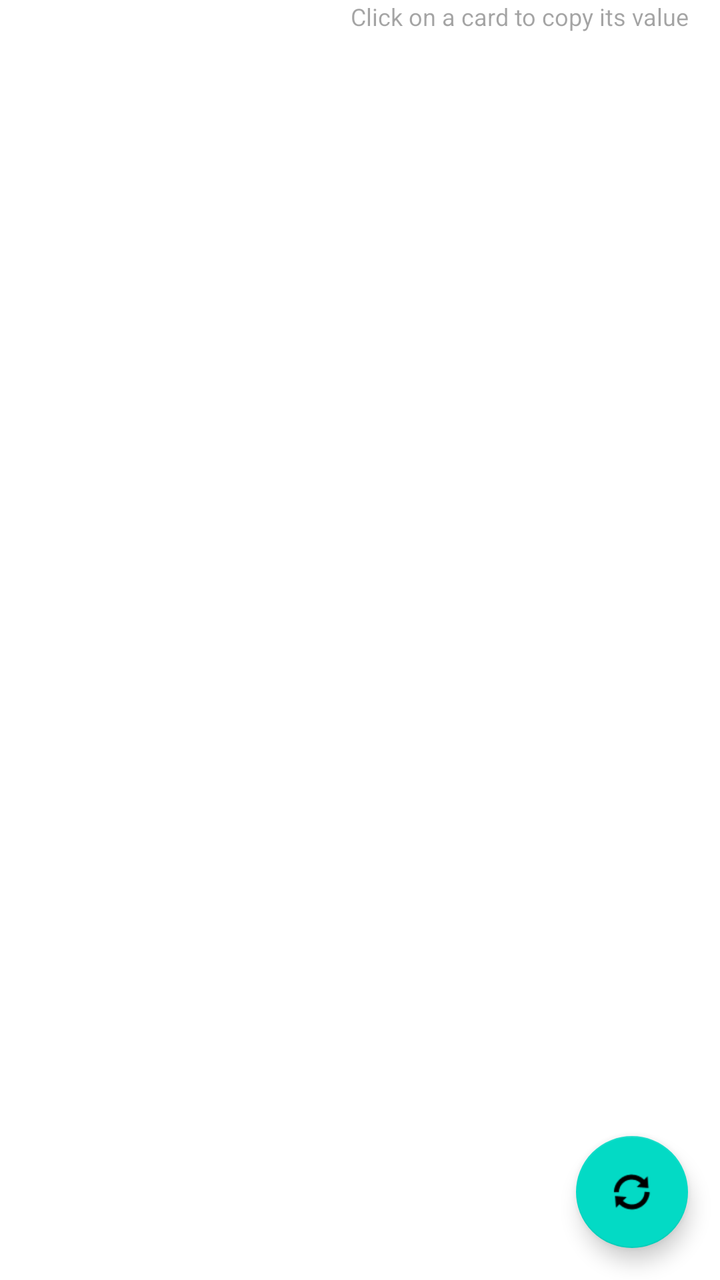
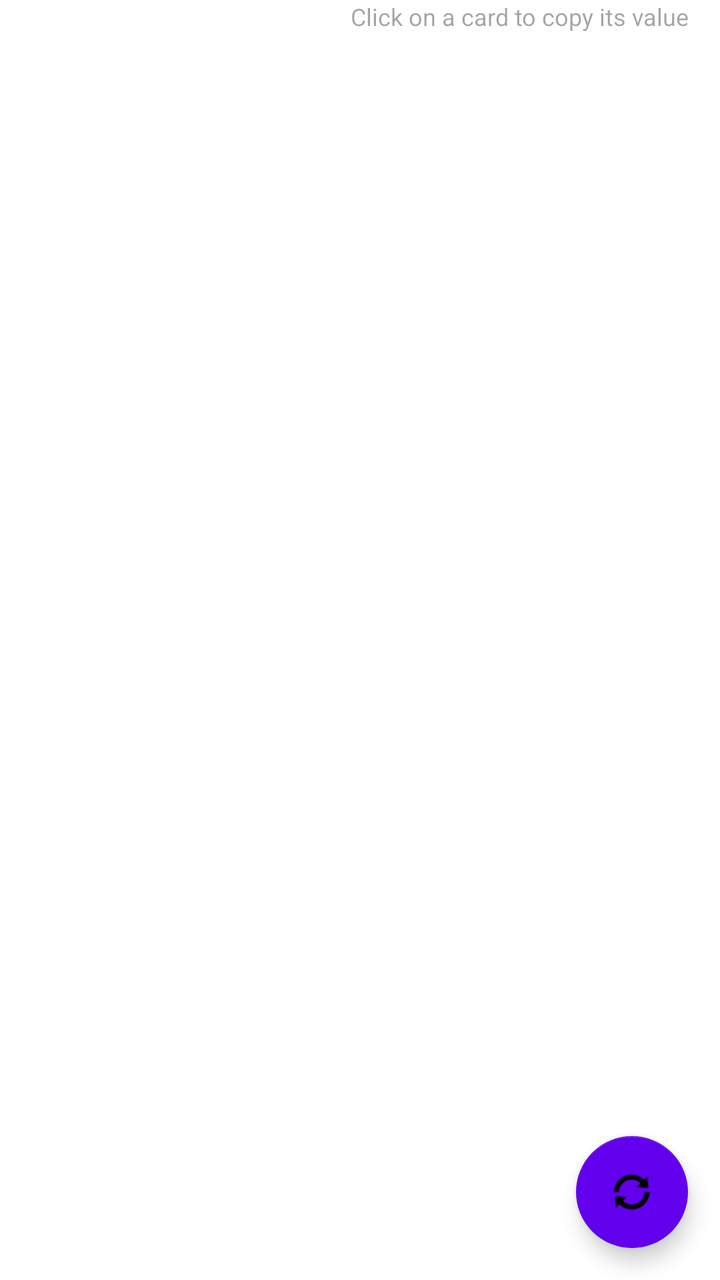

The first picture is an Android layout as it rendered before a commit; the second is the same layout after the commit. The layout source and the unified diff follow.
<!-- AndroidManifest.xml: application theme Theme.GeoLocator -->
<!-- res/layout/activity_main.xml -->
<?xml version="1.0" encoding="utf-8"?>
<androidx.constraintlayout.widget.ConstraintLayout xmlns:android="http://schemas.android.com/apk/res/android"
    xmlns:app="http://schemas.android.com/apk/res-auto"
    xmlns:tools="http://schemas.android.com/tools"
    android:id="@+id/main"
    android:layout_width="match_parent"
    android:layout_height="match_parent"
    tools:context=".MainActivity">

    <ProgressBar
        android:id="@+id/pb"
        android:layout_width="wrap_content"
        android:layout_height="wrap_content"
        app:layout_constraintBottom_toBottomOf="parent"
        app:layout_constraintEnd_toEndOf="parent"
        app:layout_constraintStart_toStartOf="parent"
        app:layout_constraintTop_toTopOf="parent" />

    <androidx.recyclerview.widget.RecyclerView
        android:id="@+id/rv_cards"
        android:layout_width="match_parent"
        android:layout_height="wrap_content"
        app:layout_constraintEnd_toEndOf="parent"
        app:layout_constraintStart_toStartOf="parent"
        app:layout_constraintTop_toTopOf="parent" />

    <TextView
        android:id="@+id/tv_msg"
        android:layout_width="match_parent"
        android:layout_height="wrap_content"
        android:layout_marginHorizontal="16dp"
        android:alpha="0.6"
        android:text="Click on a card to copy its value"
        android:textAlignment="textEnd"
        android:textColor="?android:textColorSecondary"
        android:textSize="12sp"
        app:layout_constraintEnd_toEndOf="parent"
        app:layout_constraintStart_toStartOf="parent"
        app:layout_constraintTop_toBottomOf="@id/rv_cards" />

    <com.google.android.material.floatingactionbutton.FloatingActionButton
        android:id="@+id/fab_refresh"
        android:layout_width="wrap_content"
        android:layout_height="wrap_content"
        android:layout_margin="16dp"
        android:src="@android:drawable/ic_popup_sync"
        app:layout_constraintBottom_toBottomOf="parent"
        app:layout_constraintEnd_toEndOf="parent" />

</androidx.constraintlayout.widget.ConstraintLayout>
<!-- resources referenced by this layout -->
<resources>
  <style name="Theme.GeoLocator" parent="Theme.MaterialComponents.DayNight.DarkActionBar">
          
          <item name="colorPrimary">@color/purple_500</item>
          <item name="colorPrimaryVariant">@color/purple_700</item>
          <item name="colorOnPrimary">@color/white</item>
          
          <item name="colorSecondary">@color/teal_200</item>
          <item name="colorSecondaryVariant">@color/teal_700</item>
          <item name="colorOnSecondary">@color/black</item>
          
          <item name="android:statusBarColor">?attr/colorPrimaryVariant</item>
          
      </style>
  <color name="purple_500">#FF6200EE</color>
  <color name="purple_700">#FF3700B3</color>
  <color name="white">#FFFFFFFF</color>
  <color name="teal_200">#FF03DAC5</color>
  <color name="teal_700">#FF018786</color>
  <color name="black">#FF000000</color>
</resources>

<!-- the commit's change to res/layout/activity_main.xml (unified diff, before → after) -->
@@ -44,6 +44,7 @@
         android:layout_height="wrap_content"
         android:layout_margin="16dp"
         android:src="@android:drawable/ic_popup_sync"
+        app:backgroundTint="?attr/colorPrimary"
         app:layout_constraintBottom_toBottomOf="parent"
         app:layout_constraintEnd_toEndOf="parent" />
 
